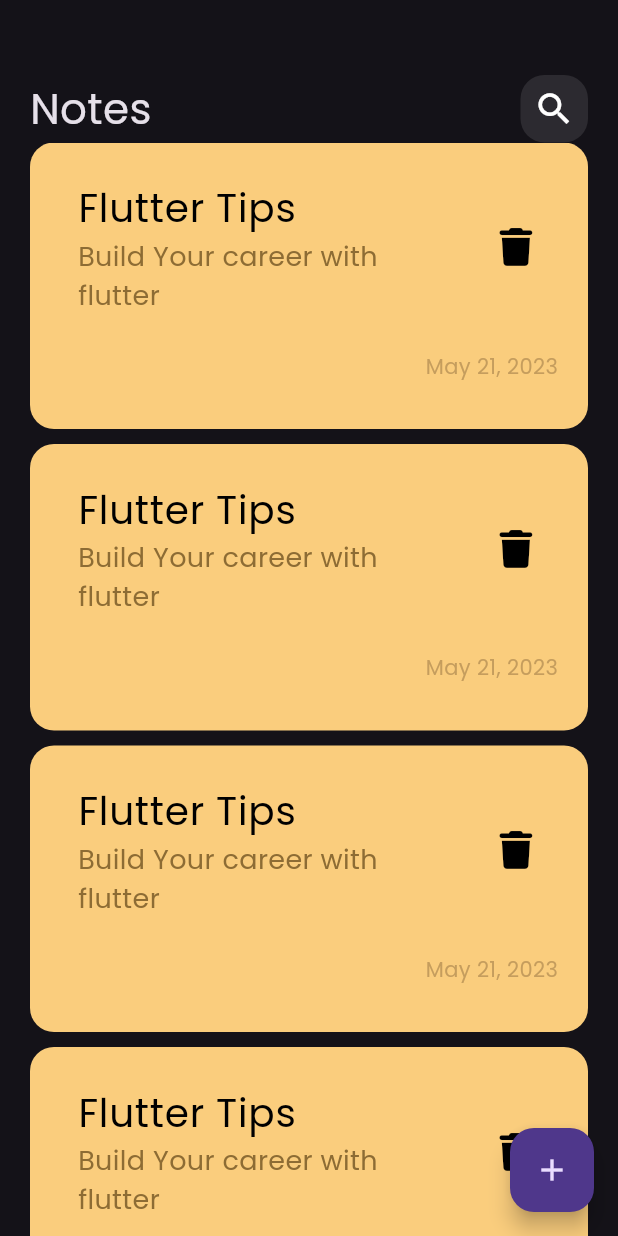
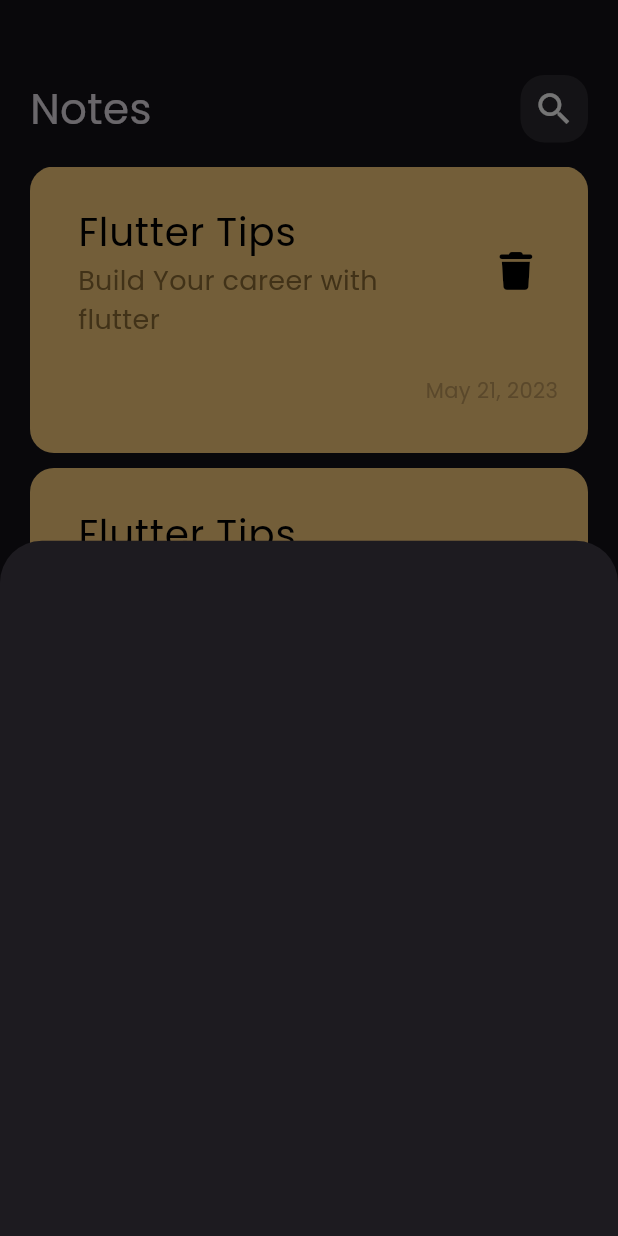
Before and after one commit to Eng-Mosad-99/notes, a Flutter app: the screen it shows after launch, after a tap on the "add" icon, on a phone screen of 412 x 824 dp. Run offline on Flutter 3.47's test engine with Material 3 defaults, Android fonts, the phone set to English and light mode, and no system bars; our stand-ins replace font_awesome_flutter.

Commit message:
show model bottom sheet

```diff
--- a/lib/views/notes_view.dart
+++ b/lib/views/notes_view.dart
@@ -1,5 +1,5 @@
 import 'package:flutter/material.dart';
-
+import '../widgets/note_bottom_sheet.dart';
 import '../widgets/notes_view_body.dart';
 
 class NotesView extends StatelessWidget {
@@ -10,7 +10,12 @@ class NotesView extends StatelessWidget {
     return Scaffold(
       body: const NotesViewBody(),
       floatingActionButton: FloatingActionButton(
-        onPressed: () {},
+        onPressed: () {
+          showModalBottomSheet(
+            context: context,
+            builder: (context) => const NoteBottomSheet(),
+          );
+        },
         child: const Icon(Icons.add),
       ),
     );
--- /dev/null
+++ b/lib/widgets/note_bottom_sheet.dart
@@ -0,0 +1,10 @@
+import 'package:flutter/material.dart';
+
+class NoteBottomSheet extends StatelessWidget {
+  const NoteBottomSheet({super.key});
+
+  @override
+  Widget build(BuildContext context) {
+    return Container();
+  }
+}
--- a/lib/widgets/notes_listView.dart
+++ b/lib/widgets/notes_listView.dart
@@ -7,7 +7,10 @@ class NotesListView extends StatelessWidget {
 
   @override
   Widget build(BuildContext context) {
-    return ListView.separated(
+    return Padding(
+      padding: const EdgeInsets.symmetric(vertical: 16),
+      child: ListView.separated(
+        padding: EdgeInsets.zero,
         separatorBuilder: (context, index) => const SizedBox(height: 10),
         shrinkWrap: true,
         physics: const BouncingScrollPhysics(),
@@ -15,6 +18,7 @@ class NotesListView extends StatelessWidget {
           return const NotesItem();
         },
         itemCount: 10,
+      ),
     );
   }
 }
```
Lines whose indentation alone changed are shown as unchanged.
